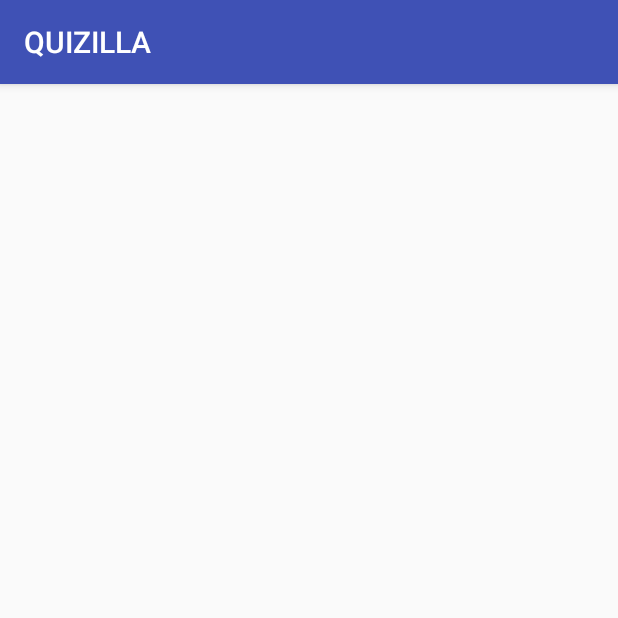
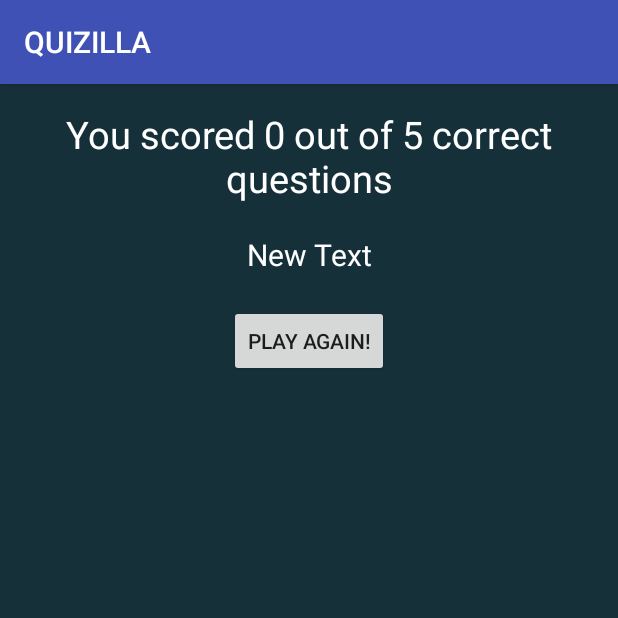
Before and after one commit to jaykumarH/JayAndroidAssignment, an Android app: the JayResultActivity screen opened directly, with no data from a screen before it, on a phone screen of 412 x 824 dp, the top half of it. Run offline under Robolectric (Android 15) with nearby library versions, the phone set to English and light mode, and no system bars; 1 statement that could not run was skipped.

Commit message:
1. Added result activity

```diff
--- a/app/src/main/java/com/aptitudes/jay/jayandroidassignment/JayGameActivity.java
+++ b/app/src/main/java/com/aptitudes/jay/jayandroidassignment/JayGameActivity.java
@@ -1,5 +1,6 @@
 package com.aptitudes.jay.jayandroidassignment;
 
+import android.content.Intent;
 import android.graphics.Color;
 import android.support.v7.app.AppCompatActivity;
 import android.os.Bundle;
@@ -138,6 +139,9 @@ public class JayGameActivity extends AppCompatActivity implements View.OnClickLi
             // push to result screen
             Log.d("result", "score is" + jayScore);
             jayToggleButtonEnable(false);
+            Intent intent = new Intent(JayGameActivity.this, JayResultActivity.class);
+            intent.putExtra("score", jayScore);
+            startActivity(intent);
         } else {
             jayToggleButtonEnable(true);
             JSONObject object = (JSONObject) jayArrayOfQuestions.get(currentQuestion);
--- a/app/src/main/java/com/aptitudes/jay/jayandroidassignment/JayResultActivity.java
+++ b/app/src/main/java/com/aptitudes/jay/jayandroidassignment/JayResultActivity.java
@@ -2,12 +2,32 @@ package com.aptitudes.jay.jayandroidassignment;
 
 import android.support.v7.app.AppCompatActivity;
 import android.os.Bundle;
+import android.widget.Button;
+import android.widget.TextView;
+
+import org.w3c.dom.Text;
 
 public class JayResultActivity extends AppCompatActivity {
+
+    private TextView jayTxtViewScore;
+    private TextView jayTxtViewMessage;
+    private Button jayBtnRetakeQuiz;
 
     @Override
     protected void onCreate(Bundle savedInstanceState) {
         super.onCreate(savedInstanceState);
         setContentView(R.layout.activity_jay_result);
+        jaySetupViews();
+
     }
+
+    public void jaySetupViews() {
+        jayTxtViewMessage = (TextView) findViewById(R.id.textViewResult);
+        jayTxtViewScore = (TextView) findViewById(R.id.textViewResult);
+        jayBtnRetakeQuiz = (Button) findViewById(R.id.buttonRetakeQuiz);
+
+        int userScore = getIntent().getExtras().getInt("score");
+        jayTxtViewScore.setText(String.format("You scored %d out of %d correct questions", userScore, 5));
+    }
+
 }
--- a/app/src/main/res/layout/activity_jay_result.xml
+++ b/app/src/main/res/layout/activity_jay_result.xml
@@ -7,6 +7,46 @@
     android:paddingLeft="@dimen/activity_horizontal_margin"
     android:paddingRight="@dimen/activity_horizontal_margin"
     android:paddingTop="@dimen/activity_vertical_margin"
+    android:background="@color/colorBackground"
     tools:context="com.aptitudes.jay.jayandroidassignment.JayResultActivity">
 
+    <LinearLayout
+        android:orientation="vertical"
+        android:layout_width="match_parent"
+        android:layout_height="match_parent"
+        android:layout_alignParentLeft="true"
+        android:layout_alignParentStart="true"
+        android:layout_alignParentTop="true">
+
+        <TextView
+            android:layout_width="match_parent"
+            android:layout_height="wrap_content"
+            android:textAppearance="?android:attr/textAppearanceLarge"
+            android:text="Large Text"
+            android:textColor="@color/colorQuestion"
+            android:textSize="25dp"
+            android:id="@+id/textViewResult"
+            android:layout_gravity="center_horizontal"
+            android:focusableInTouchMode="false"
+            android:textAlignment="center" />
+
+        <TextView
+            android:layout_width="match_parent"
+            android:layout_height="wrap_content"
+            android:text="New Text"
+            android:id="@+id/textViewMessage"
+            android:textAlignment="center"
+            android:layout_marginTop="20dp"
+            android:textSize="20dp"
+            android:textColor="@color/colorQuestion"
+            android:layout_gravity="center_horizontal" />
+
+        <Button
+            android:layout_width="wrap_content"
+            android:layout_height="wrap_content"
+            android:text="Play Again!"
+            android:layout_marginTop="20dp"
+            android:id="@+id/buttonRetakeQuiz"
+            android:layout_gravity="center_horizontal" />
+    </LinearLayout>
 </RelativeLayout>
```
